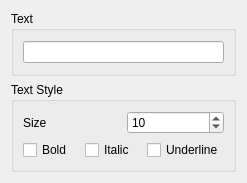
First picture: the form in src/Core/form_text_properties.ui, repository igormironchik/prototyper, before the edit.
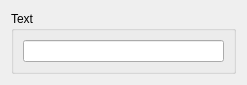
Second picture: the form after the edit.

Commit message: Separate text and text style properties.

What changed in the file:
```diff
--- a/src/Core/form_text_properties.ui
+++ b/src/Core/form_text_properties.ui
@@ -7,7 +7,7 @@
     <x>0</x>
     <y>0</y>
     <width>247</width>
-    <height>183</height>
+    <height>81</height>
    </rect>
   </property>
   <property name="windowTitle">
@@ -26,68 +26,6 @@
      </layout>
     </widget>
    </item>
-   <item>
-    <widget class="QGroupBox" name="groupBox">
-     <property name="title">
-      <string>Text Style</string>
-     </property>
-     <layout class="QHBoxLayout" name="horizontalLayout_6">
-      <item>
-       <layout class="QVBoxLayout" name="verticalLayout">
-        <item>
-         <layout class="QHBoxLayout" name="horizontalLayout_3">
-          <item>
-           <widget class="QLabel" name="label_2">
-            <property name="text">
-             <string>Size</string>
-            </property>
-           </widget>
-          </item>
-          <item>
-           <widget class="QSpinBox" name="m_size">
-            <property name="minimum">
-             <number>5</number>
-            </property>
-            <property name="maximum">
-             <number>999</number>
-            </property>
-            <property name="value">
-             <number>10</number>
-            </property>
-           </widget>
-          </item>
-         </layout>
-        </item>
-        <item>
-         <layout class="QHBoxLayout" name="horizontalLayout_2">
-          <item>
-           <widget class="QCheckBox" name="m_bold">
-            <property name="text">
-             <string>Bold</string>
-            </property>
-           </widget>
-          </item>
-          <item>
-           <widget class="QCheckBox" name="m_italic">
-            <property name="text">
-             <string>Italic</string>
-            </property>
-           </widget>
-          </item>
-          <item>
-           <widget class="QCheckBox" name="m_underline">
-            <property name="text">
-             <string>Underline</string>
-            </property>
-           </widget>
-          </item>
-         </layout>
-        </item>
-       </layout>
-      </item>
-     </layout>
-    </widget>
-   </item>
   </layout>
  </widget>
  <tabstops>
```
Left out of the diff: 6 changed lines with no effect on the pictures. The commit also changes 8 other files.
